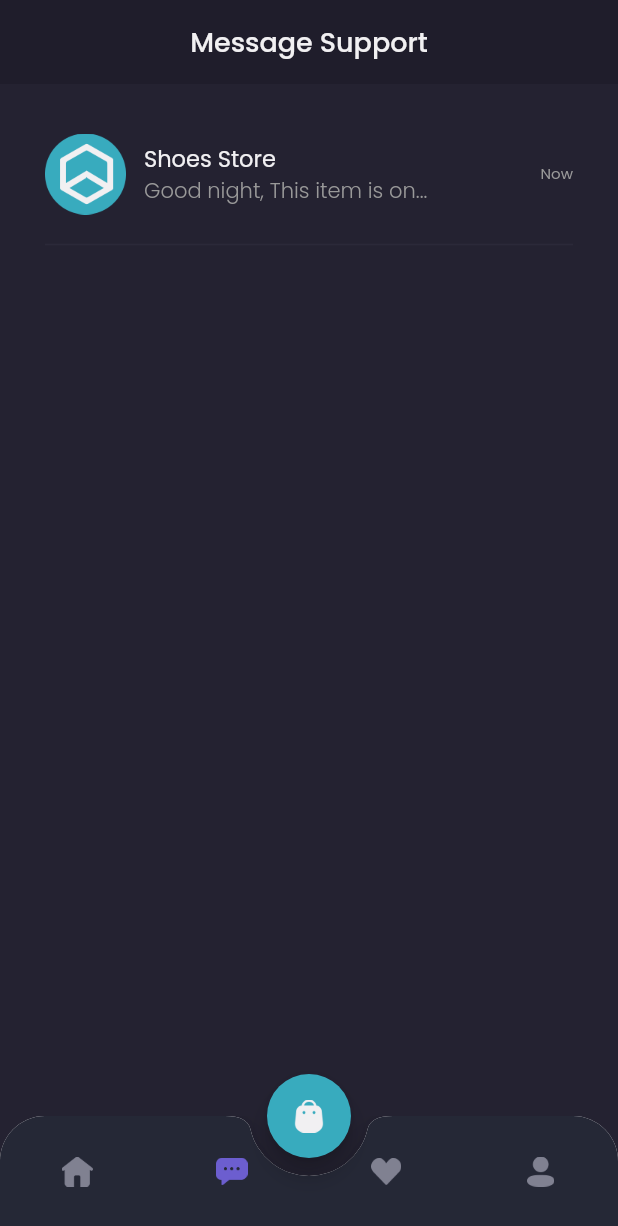
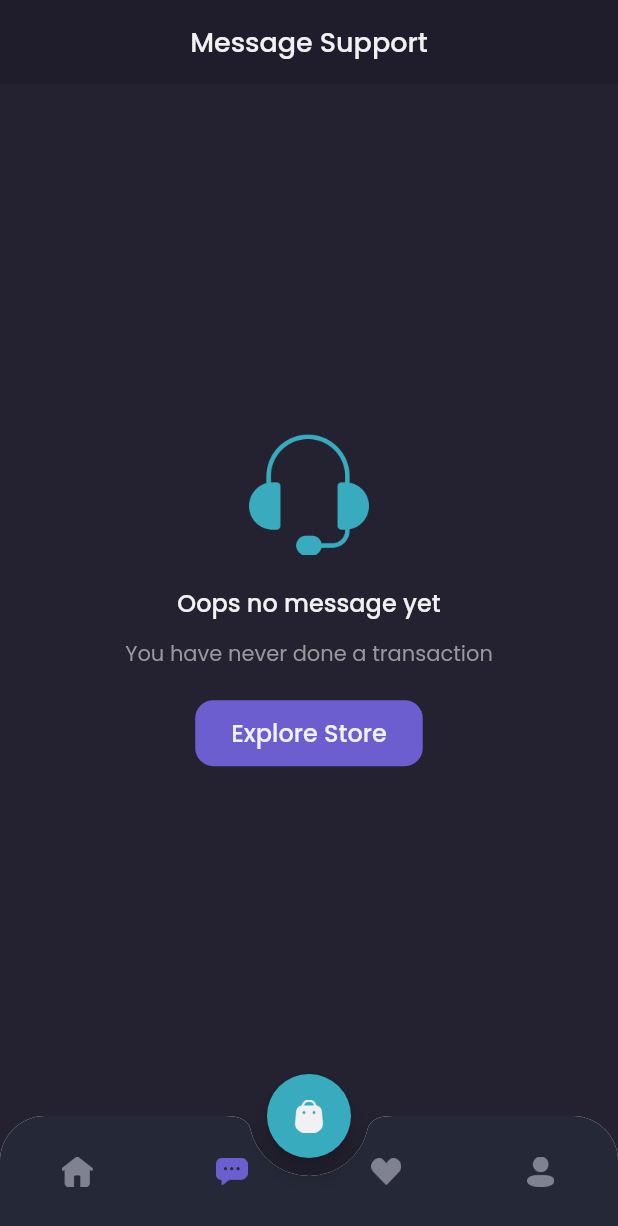
Before and after one commit to rifkihafidz/ShoesStore-Flutter, a Flutter app: the MainPage screen opened by its route, item 2 of the bottom bar chosen, on a phone screen of 412 x 824 dp. Shown: the top 1226 px of the screen. Run offline on Flutter 3.47's test engine with Material 2 defaults, Android fonts, the light colour scheme and no system bars; our stand-ins replace cloud_firestore, firebase_core, google_fonts; accounts and stored records are empty; network calls fail.

Commit message:
Release APK

```diff
--- /dev/null
+++ b/lib/models/message_model.dart
@@ -0,0 +1,49 @@
+import 'package:shamo_frontend/models/product_model.dart';
+
+class MessageModel {
+  late String message;
+  late int userId;
+  late String userName;
+  late String userImage;
+  late bool isFromUser;
+  late ProductModel product;
+  late DateTime createdAt;
+  late DateTime updatedAt;
+
+  MessageModel({
+    required this.message,
+    required this.userId,
+    required this.userName,
+    required this.userImage,
+    required this.isFromUser,
+    required this.product,
+    required this.createdAt,
+    required this.updatedAt,
+  });
+
+  MessageModel.fromJson(Map<String, dynamic> json) {
+    message = json['message'];
+    userId = json['userId'];
+    userName = json['userName'];
+    userImage = json['userImage'];
+    isFromUser = json['isFromUser'];
+    product = json['product'].isEmpty
+        ? UnitializedProductModel()
+        : ProductModel.fromJson(json['product']);
+    createdAt = DateTime.parse(json['createdAt']);
+    updatedAt = DateTime.parse(json['updatedAt']);
+  }
+
+  Map<String, dynamic> toJson() {
+    return {
+      'message': message,
+      'userId': userId,
+      'userName': userName,
+      'userImage': userImage,
+      'isFromUser': isFromUser,
+      'product': product is UnitializedProductModel ? {} : product.toJson(),
+      'createdAt': createdAt.toString(),
+      'updatedAt': updatedAt.toString(),
+    };
+  }
+}
--- a/lib/models/product_model.dart
+++ b/lib/models/product_model.dart
@@ -46,9 +46,11 @@
       'description': description,
       'tags': tags,
       'category': category!.toJson(),
-      'createdAt': createdAt.toString(),
-      'updatedAt': updatedAt.toString(),
+      'created_at': createdAt.toString(),
+      'updated_at': updatedAt.toString(),
       'galleries': galleries!.map((gallery) => gallery.toJson()).toList(),
     };
   }
 }
+
+class UnitializedProductModel extends ProductModel {}
--- a/lib/pages/home/chat_page.dart
+++ b/lib/pages/home/chat_page.dart
@@ -1,4 +1,9 @@
 import 'package:flutter/material.dart';
+import 'package:provider/provider.dart';
+import 'package:shamo_frontend/models/message_model.dart';
+import 'package:shamo_frontend/providers/auth_provider.dart';
+import 'package:shamo_frontend/providers/page_provider.dart';
+import 'package:shamo_frontend/services/message_service.dart';
 import 'package:shamo_frontend/theme.dart';
 import 'package:shamo_frontend/widgets/chat_tile.dart';
 
@@ -7,6 +12,9 @@
 
   @override
   Widget build(BuildContext context) {
+    AuthProvider authProvider = Provider.of<AuthProvider>(context);
+    PageProvider pageProvider = Provider.of<PageProvider>(context);
+
     Widget header() {
       return AppBar(
         backgroundColor: backgroundColor1,
@@ -63,7 +71,9 @@
                       borderRadius: BorderRadius.circular(12),
                     ),
                   ),
-                  onPressed: () {},
+                  onPressed: () {
+                    pageProvider.currentIndex = 0;
+                  },
                   child: Text(
                     'Explore Store',
                     style: primaryTextStyle.copyWith(
@@ -80,18 +90,33 @@
     }
 
     Widget content() {
+      return StreamBuilder<List<MessageModel>>(
+          stream: MessageService()
+              .getMessagesByUserId(userId: authProvider.user.id!),
+          builder: (context, snapshot) {
+            if (snapshot.hasData) {
+              if (snapshot.data!.length == 0) {
+                return emptyChat();
+              }
+
               return Expanded(
                 child: Container(
                   color: backgroundColor3,
                   width: double.infinity,
                   child: ListView(
-            padding: EdgeInsets.symmetric(horizontal: defaultMargin),
+                    padding: EdgeInsets.symmetric(
+                      horizontal: defaultMargin,
+                    ),
                     children: [
-              ChatTile(),
+                      ChatTile(snapshot.data![snapshot.data!.length - 1]),
                     ],
                   ),
                 ),
               );
+            } else {
+              return emptyChat();
+            }
+          });
     }
 
     return Column(
--- a/lib/pages/home/main_page.dart
+++ b/lib/pages/home/main_page.dart
@@ -1,8 +1,10 @@
 import 'package:flutter/material.dart';
+import 'package:provider/provider.dart';
 import 'package:shamo_frontend/pages/home/chat_page.dart';
 import 'package:shamo_frontend/pages/home/home_page.dart';
 import 'package:shamo_frontend/pages/home/profile_page.dart';
 import 'package:shamo_frontend/pages/home/wishlist_page.dart';
+import 'package:shamo_frontend/providers/page_provider.dart';
 import 'package:shamo_frontend/theme.dart';
 
 class MainPage extends StatefulWidget {
@@ -13,10 +15,10 @@
 }
 
 class _MainPageState extends State<MainPage> {
-  int currentIndex = 0;
-
   @override
   Widget build(BuildContext context) {
+    PageProvider pageProvider = Provider.of<PageProvider>(context);
+
     Widget cartButton() {
       return FloatingActionButton(
         backgroundColor: secondaryColor,
@@ -42,10 +44,10 @@
           child: BottomNavigationBar(
             backgroundColor: backgroundColor4,
             type: BottomNavigationBarType.fixed,
-            currentIndex: currentIndex,
+            currentIndex: pageProvider.currentIndex,
             onTap: (value) {
               setState(() {
-                currentIndex = value;
+                pageProvider.currentIndex = value;
               });
             },
             items: [
@@ -58,7 +60,9 @@
                   child: Image.asset(
                     'assets/icon_home.png',
                     width: 21,
-                    color: currentIndex == 0 ? primaryColor : Color(0xff808191),
+                    color: pageProvider.currentIndex == 0
+                        ? primaryColor
+                        : Color(0xff808191),
                   ),
                 ),
                 label: '',
@@ -72,7 +76,9 @@
                   child: Image.asset(
                     'assets/icon_chat.png',
                     width: 21,
-                    color: currentIndex == 1 ? primaryColor : Color(0xff808191),
+                    color: pageProvider.currentIndex == 1
+                        ? primaryColor
+                        : Color(0xff808191),
                   ),
                 ),
                 label: '',
@@ -86,7 +92,9 @@
                   child: Image.asset(
                     'assets/icon_wishlist.png',
                     width: 20,
-                    color: currentIndex == 2 ? primaryColor : Color(0xff808191),
+                    color: pageProvider.currentIndex == 2
+                        ? primaryColor
+                        : Color(0xff808191),
                   ),
                 ),
                 label: '',
@@ -100,7 +108,9 @@
                   child: Image.asset(
                     'assets/icon_profile.png',
                     width: 18,
-                    color: currentIndex == 3 ? primaryColor : Color(0xff808191),
+                    color: pageProvider.currentIndex == 3
+                        ? primaryColor
+                        : Color(0xff808191),
                   ),
                 ),
                 label: '',
@@ -112,7 +122,7 @@
     }
 
     Widget body() {
-      switch (currentIndex) {
+      switch (pageProvider.currentIndex) {
         case 0:
           return HomePage();
         case 1:
@@ -127,7 +137,8 @@
     }
 
     return Scaffold(
-      backgroundColor: currentIndex == 0 ? backgroundColor1 : backgroundColor3,
+      backgroundColor:
+          pageProvider.currentIndex == 0 ? backgroundColor1 : backgroundColor3,
       floatingActionButton: cartButton(),
       floatingActionButtonLocation: FloatingActionButtonLocation.centerDocked,
       bottomNavigationBar: customBottomNav(),
--- a/lib/pages/home/wishlist_page.dart
+++ b/lib/pages/home/wishlist_page.dart
@@ -1,5 +1,6 @@
 import 'package:flutter/material.dart';
 import 'package:provider/provider.dart';
+import 'package:shamo_frontend/providers/page_provider.dart';
 import 'package:shamo_frontend/providers/wishlist_provider.dart';
 import 'package:shamo_frontend/theme.dart';
 import 'package:shamo_frontend/widgets/wishlist_card.dart';
@@ -10,6 +11,7 @@
   @override
   Widget build(BuildContext context) {
     WishlistProvider wishlistProvider = Provider.of<WishlistProvider>(context);
+    PageProvider pageProvider = Provider.of<PageProvider>(context);
 
     Widget header() {
       return AppBar(
@@ -51,7 +53,7 @@
                 height: 44,
                 child: TextButton(
                   onPressed: () {
-                    Navigator.pushNamed(context, '/home');
+                    pageProvider.currentIndex = 0;
                   },
                   style: TextButton.styleFrom(
                     backgroundColor: primaryColor,
--- a/lib/pages/splash_page.dart
+++ b/lib/pages/splash_page.dart
@@ -1,5 +1,3 @@
-import 'dart:async';
-
 import 'package:flutter/material.dart';
 import 'package:provider/provider.dart';
 import 'package:shamo_frontend/providers/product_provider.dart';
--- /dev/null
+++ b/lib/providers/page_provider.dart
@@ -0,0 +1,12 @@
+import 'package:flutter/cupertino.dart';
+
+class PageProvider with ChangeNotifier {
+  int _currentIndex = 0;
+
+  int get currentIndex => _currentIndex;
+
+  set currentIndex(int index) {
+    _currentIndex = index;
+    notifyListeners();
+  }
+}
--- a/lib/widgets/chat_tile.dart
+++ b/lib/widgets/chat_tile.dart
@@ -1,14 +1,26 @@
 import 'package:flutter/material.dart';
+import 'package:shamo_frontend/models/message_model.dart';
+import 'package:shamo_frontend/models/product_model.dart';
+import 'package:shamo_frontend/pages/detail_chat_page.dart';
 import 'package:shamo_frontend/theme.dart';
 
 class ChatTile extends StatelessWidget {
-  const ChatTile({Key? key}) : super(key: key);
+  late final MessageModel message;
+
+  ChatTile(this.message, {Key? key}) : super(key: key);
 
   @override
   Widget build(BuildContext context) {
     return GestureDetector(
       onTap: () {
-        Navigator.pushNamed(context, '/detail-chat');
+        Navigator.push(
+          context,
+          MaterialPageRoute(
+            builder: (context) => DetailChatPage(
+              UnitializedProductModel(),
+            ),
+          ),
+        );
       },
       child: Container(
         margin: EdgeInsets.only(top: 33),
@@ -32,7 +44,7 @@
                         ),
                       ),
                       Text(
-                        'Good night, This item is on...',
+                        message.message,
                         style: secondaryTextStyle.copyWith(
                           fontWeight: light,
                         ),
--- a/lib/widgets/wishlist_card.dart
+++ b/lib/widgets/wishlist_card.dart
@@ -4,6 +4,7 @@
 import 'package:shamo_frontend/providers/wishlist_provider.dart';
 import 'package:shamo_frontend/theme.dart';
 
+// ignore: must_be_immutable
 class WishlistCard extends StatelessWidget {
   ProductModel product;
 
--- a/pubspec.yaml
+++ b/pubspec.yaml
@@ -22,7 +22,9 @@
 
 dependencies:
   carousel_slider: ^4.0.0
+  cloud_firestore: ^3.1.0
   cupertino_icons: ^1.0.2
+  firebase_core: ^1.10.0
   flutter:
     sdk: flutter
   google_fonts: ^2.1.0
```
Also changed, not shown: lib/main.dart (+9 -3 lines), lib/pages/detail_chat_page.dart (+74 -20 lines), lib/pages/product_page.dart (+7 -1 lines), lib/services/message_service.dart (added, +55 -0 lines), lib/widgets/chat_bubble.dart (+8 -7 lines), pubspec.lock, 9 other files. Lines whose indentation alone changed are shown as unchanged.
